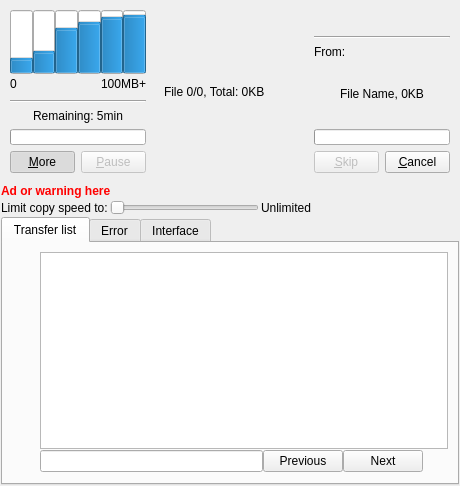
The window that plugins/Themes/Oxygen2/interface.ui (alphaonex86/Ultracopier) describes before a commit, drawn with Qt 5.
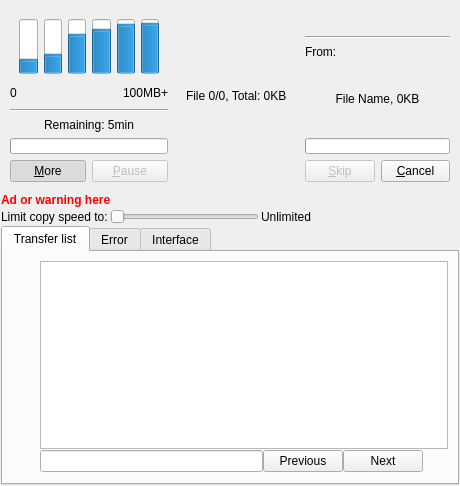
The same window after the commit. Icons and pictures are not drawn.

```diff
--- a/plugins/Themes/Oxygen2/interface.ui
+++ b/plugins/Themes/Oxygen2/interface.ui
@@ -84,7 +84,8 @@
             <number>0</number>
            </property>
            <item>
-            <layout class="QHBoxLayout" name="horizontalLayout_7">
+            <widget class="QFrame" name="frameS">
+             <layout class="QHBoxLayout" name="horizontalLayoutS">
              <item>
               <widget class="QProgressBar" name="progressBar">
                <property name="sizePolicy">
@@ -200,6 +201,7 @@
               </widget>
              </item>
             </layout>
+            </widget>
            </item>
            <item>
             <layout class="QHBoxLayout" name="horizontalLayout_8">
@@ -316,15 +318,6 @@
           <verstretch>0</verstretch>
          </sizepolicy>
         </property>
-        <property name="minimumSize">
-         <size>
-          <width>150</width>
-          <height>100</height>
-         </size>
-        </property>
-        <property name="styleSheet">
-         <string notr="true"/>
-        </property>
         <layout class="QVBoxLayout" name="verticalLayouMiddle">
          <item>
           <widget class="QLabel" name="overall">
@@ -418,6 +411,12 @@
                <verstretch>0</verstretch>
               </sizepolicy>
              </property>
+             <property name="font">
+              <font>
+               <weight>75</weight>
+               <bold>true</bold>
+              </font>
+             </property>
              <property name="text">
               <string/>
              </property>
```
Left out of the diff: 4 changed lines with no effect on the pictures. Lines whose indentation alone changed are shown as unchanged.
